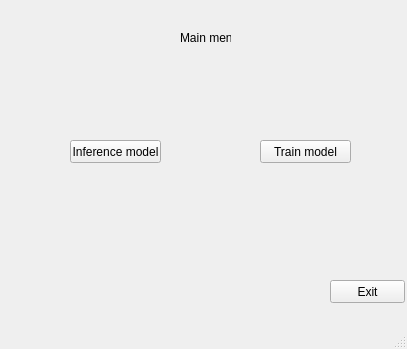
Old version of the form mainwindow.ui in the repository Makual/232-2_C-_project.
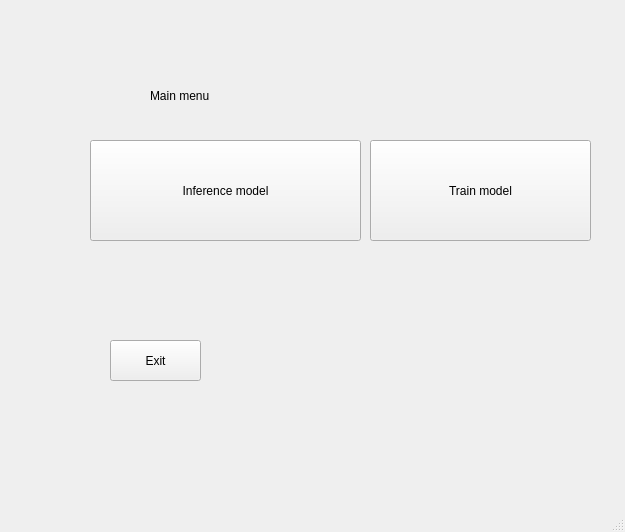
New version of the form.

```diff
--- a/mainwindow.ui
+++ b/mainwindow.ui
@@ -6,8 +6,8 @@
    <rect>
     <x>0</x>
     <y>0</y>
-    <width>407</width>
-    <height>349</height>
+    <width>625</width>
+    <height>532</height>
    </rect>
   </property>
   <property name="windowTitle">
@@ -17,10 +17,10 @@
    <widget class="QLabel" name="label">
     <property name="geometry">
      <rect>
-      <x>180</x>
-      <y>30</y>
-      <width>51</width>
-      <height>16</height>
+      <x>150</x>
+      <y>70</y>
+      <width>141</width>
+      <height>51</height>
      </rect>
     </property>
     <property name="text">
@@ -30,10 +30,10 @@
    <widget class="QPushButton" name="pushButton">
     <property name="geometry">
      <rect>
-      <x>330</x>
-      <y>280</y>
-      <width>75</width>
-      <height>23</height>
+      <x>110</x>
+      <y>340</y>
+      <width>91</width>
+      <height>41</height>
      </rect>
     </property>
     <property name="text">
@@ -43,10 +43,10 @@
    <widget class="QPushButton" name="pushButton_2">
     <property name="geometry">
      <rect>
-      <x>70</x>
+      <x>90</x>
       <y>140</y>
-      <width>91</width>
-      <height>23</height>
+      <width>271</width>
+      <height>101</height>
      </rect>
     </property>
     <property name="text">
@@ -56,10 +56,10 @@
    <widget class="QPushButton" name="pushButton_3">
     <property name="geometry">
      <rect>
-      <x>260</x>
+      <x>370</x>
       <y>140</y>
-      <width>91</width>
-      <height>23</height>
+      <width>221</width>
+      <height>101</height>
      </rect>
     </property>
     <property name="text">
```
Left out of the diff: 2 changed lines with no effect on the pictures.
